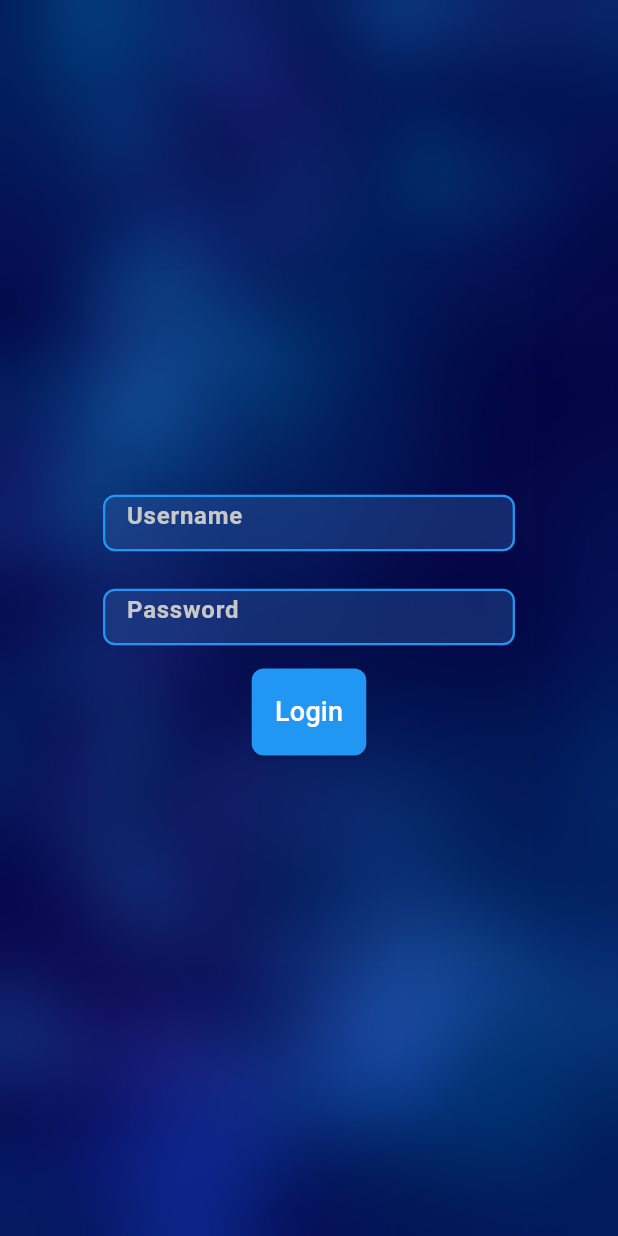
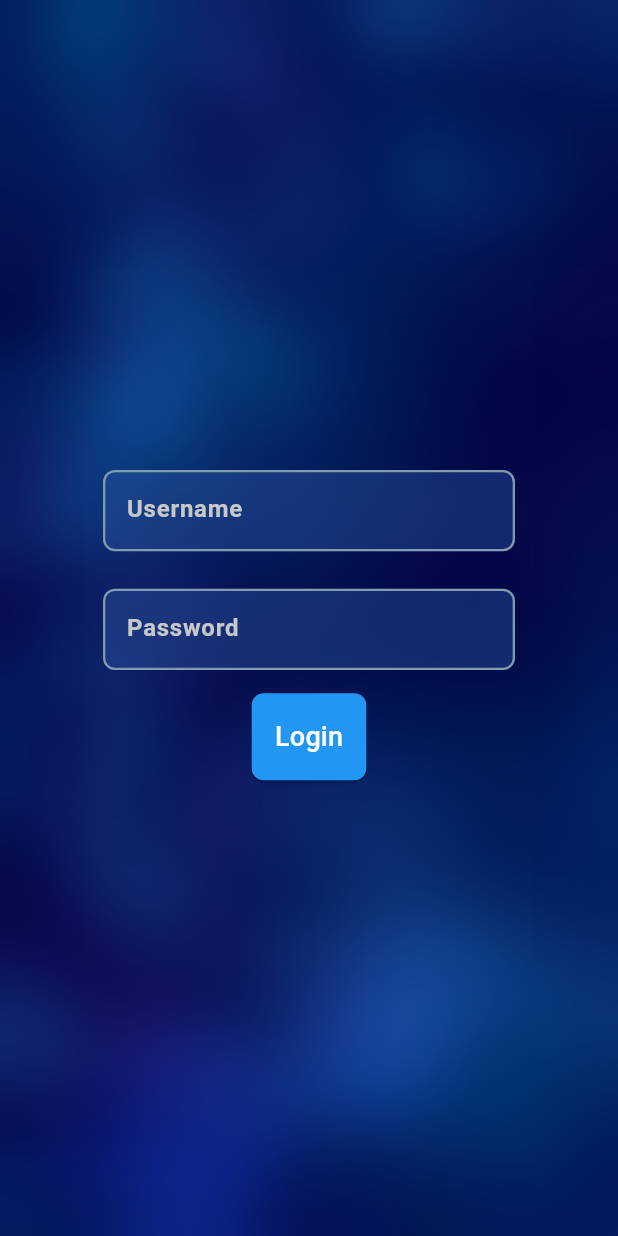
Before and after one commit to FunaFair/Trafficy, a Flutter app: the screen it shows after launch, after a tap on "Login", on a phone screen of 412 x 824 dp. Run offline on Flutter 3.47's test engine with Material 3 defaults, Android fonts, the phone set to English and light mode, and no system bars; our stand-ins replace auto_route.

Commit message:
login-page

```diff
--- a/lib/Components/login_button.dart
+++ b/lib/Components/login_button.dart
@@ -1,7 +1,8 @@
 import 'package:flutter/material.dart';
 
 class LoginButton extends StatelessWidget {
-  const LoginButton({super.key});
+  const LoginButton({super.key, required this.onPressed});
+  final VoidCallback onPressed;
 
   @override
   Widget build(BuildContext context) {
@@ -10,7 +11,7 @@ class LoginButton extends StatelessWidget {
       padding: EdgeInsets.all(3.0),
       child: ElevatedButton(
         onPressed: () {
-          // Handle login action
+          onPressed();
         },
         style: ElevatedButton.styleFrom(
           backgroundColor: Colors.blue,
@@ -21,7 +22,7 @@ class LoginButton extends StatelessWidget {
         ),
         child: Text(
           'Login',
-          style: TextStyle(fontSize: 18, color: Colors.white),
+          style: TextStyle(fontSize: 18, color: Colors.white, ),
         ),
       ),
     );
--- a/lib/Components/login_text.dart
+++ b/lib/Components/login_text.dart
@@ -1,18 +1,21 @@
 import 'package:flutter/material.dart';
 
 class LoginText extends StatelessWidget {
-  const LoginText({super.key, required this.title});
+  const LoginText({super.key, required this.title, required this.controller});
   final String title;
+  final TextEditingController controller;
 
   @override
   Widget build(BuildContext context) {
     return Container(
       margin: EdgeInsets.all(2.5),
       width: MediaQuery.of(context).size.width * 0.8,
-      height: MediaQuery.of(context).size.height * 0.07,
+      height: MediaQuery.of(context).size.height * 0.09,
       padding: EdgeInsets.all(10.0),
 
+
       child: TextField(
+        controller: controller,
         style: TextStyle(
           color: Colors.white,
         ),
@@ -40,7 +43,7 @@ class LoginText extends StatelessWidget {
           hintText: title == "Username" ? "Enter your username" : "Enter your password",
           enabledBorder: OutlineInputBorder(
 
-            borderSide: const BorderSide(color: Colors.blue, width: 1.5),
+            borderSide: const BorderSide(color: Color.fromARGB(255, 131, 155, 174), width: 1.5),
             borderRadius: BorderRadius.circular(8.0),
           ),
           focusedBorder: OutlineInputBorder(
--- a/lib/Page/login_page.dart
+++ b/lib/Page/login_page.dart
@@ -4,6 +4,7 @@ import 'package:flutter/material.dart';
 import 'package:auto_route/auto_route.dart';
 import 'package:trafficy/Components/login_button.dart';
 import 'package:trafficy/Components/login_text.dart';
+import 'package:trafficy/Source/app_router.gr.dart';
 
 @RoutePage()
 class LoginPage extends StatelessWidget {
@@ -11,6 +12,27 @@ class LoginPage extends StatelessWidget {
 
   @override
   Widget build(BuildContext context) {
+    final TextEditingController usernameController = TextEditingController();
+    final TextEditingController passwordController = TextEditingController();
+
+    void handleLogin() {
+      final username = usernameController.text;
+      final password = passwordController.text;
+
+      if (username.isNotEmpty && password.isNotEmpty) {
+        if(username == 'admin' && password == 'password') {
+          // Navigate to the home page or dashboard
+          context.replaceRoute(MainRoute());
+        } else {
+          // Show error message for invalid credentials
+          ScaffoldMessenger.of(context).showSnackBar(
+            SnackBar(content: Text('Invalid username or password')),
+          );
+        }
+      } else {
+
+      }
+    }
     final horizontalMarginSize = MediaQuery.of(context).size.width * 0.1;
     final verticalMarginSize = MediaQuery.of(context).size.height * 0.20;
     return Scaffold(
@@ -50,9 +72,9 @@ class LoginPage extends StatelessWidget {
               child: Column(
                 mainAxisAlignment: MainAxisAlignment.center,
                 children: [
-                  LoginText(title: "Username"),
-                  LoginText(title: "Password"),
-                  LoginButton(),
+                  LoginText(title: "Username", controller: usernameController),
+                  LoginText(title: "Password", controller: passwordController),
+                  LoginButton(onPressed: handleLogin,),
                 ],
               ),
             ),
--- a/lib/main.dart
+++ b/lib/main.dart
@@ -13,8 +13,10 @@ class MyApp extends StatelessWidget {
 
   @override
   Widget build(BuildContext context) {
+
     final router = AppRouter();
     return MaterialApp.router(
+      debugShowCheckedModeBanner: false,
       routerConfig: router.config(),
     );
   }
```
